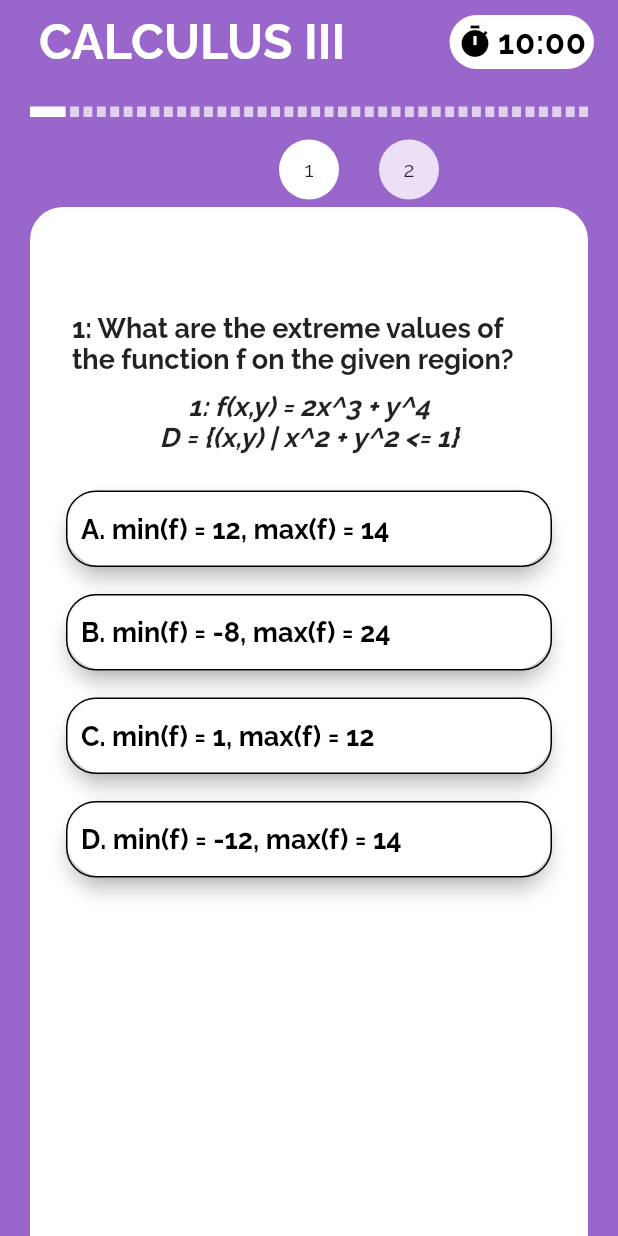
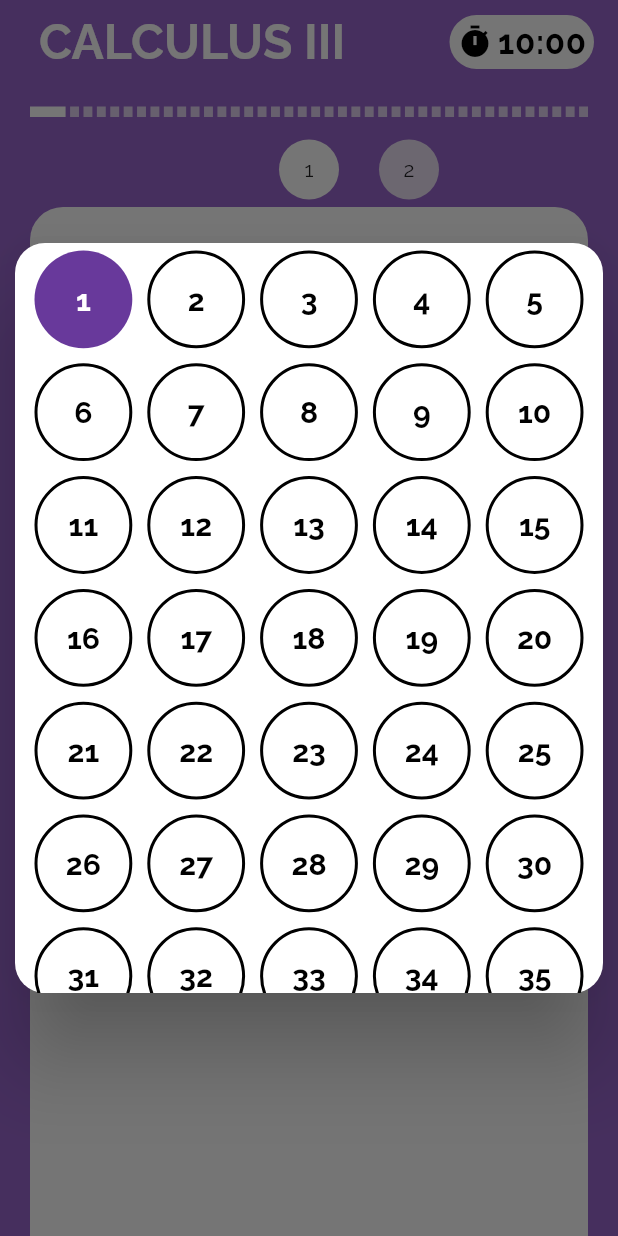
Before and after one commit to CS426FinalProject/eazylearn-frontend, a Flutter app: the TestScreen screen opened directly, after a tap on an icon or button, on a phone screen of 412 x 824 dp. Run offline on Flutter 3.47's test engine with Material 2 defaults, Android fonts, the phone set to English and light mode, and no system bars; our stand-ins replace email_validator.

Commit message:
bugs fixed & question picker revived

```diff
--- a/lib/main.dart
+++ b/lib/main.dart
@@ -15,7 +15,7 @@ class MyApp extends StatelessWidget {
     return MaterialApp(
       title: 'Flutter Demo',
       theme: ThemeData(primarySwatch: Colors.blue, fontFamily: 'Raleway'),
-      home: HomeScreen(),
+      home: TestScreen(),
     );
   }
 }
--- a/lib/screens/test_screen.dart
+++ b/lib/screens/test_screen.dart
@@ -15,10 +15,9 @@ class TestScreen extends StatefulWidget {
 }
 
 class _TestScreenState extends State<TestScreen> {
-  bool scrollByWheel;
+  bool locked = false;
   PageController pageController = PageController();
   PageController wheelController;
-  ValueNotifier<double> notifier = ValueNotifier(0);
   int currentQuestion;
   Test test;
   List<int> userChoices;
@@ -120,13 +119,23 @@ class _TestScreenState extends State<TestScreen> {
                   onControllerCreated: (controller) =>
                       wheelController = controller,
                   questionNumber: test.questions.length,
+                  userChoices: userChoices,
                   onScroll: (value) {
                     setState(() {
-                      if (scrollByWheel)
+                      if (!locked) {
+                        locked = true;
                         pageController.animateTo(value * (width),
                             duration: Duration(milliseconds: 300),
                             curve: Curves.ease);
-                      scrollByWheel = true;
+                        locked = false;
+                      }
+                    });
+                  },
+                  onQuestionChosenByPicker: (value) {
+                    setState(() {
+                      currentQuestion = value;
+                      pageController.jumpToPage(value);
+                      wheelController.jumpToPage(value);
                     });
                   },
                 ),
@@ -138,9 +147,12 @@ class _TestScreenState extends State<TestScreen> {
                 itemCount: test.questions.length,
                 controller: pageController,
                 onPageChanged: (index) => setState(() {
-                      currentQuestion = index;
-                      scrollByWheel = false;
-                      wheelController.jumpToPage(index);
+                      if (!locked) {
+                        currentQuestion = index;
+                        locked = true;
+                        wheelController.jumpToPage(index);
+                        locked = false;
+                      }
                     }),
                 itemBuilder: (context, index) => Container(
                       margin: EdgeInsets.only(left: 20, right: 20),
--- a/lib/utility/question_wheel.dart
+++ b/lib/utility/question_wheel.dart
@@ -5,10 +5,14 @@ class QuestionWheel extends StatefulWidget {
   final ValueChanged<double> onScroll;
   final ValueChanged<PageController> onControllerCreated;
   final int questionNumber;
+  final List<int> userChoices;
+  final ValueChanged<int> onQuestionChosenByPicker;
   QuestionWheel(
       {@required this.onScroll,
       @required this.onControllerCreated,
-      @required this.questionNumber});
+      @required this.questionNumber,
+      @required this.userChoices,
+      @required this.onQuestionChosenByPicker});
   @override
   _QuestionWheelState createState() => _QuestionWheelState();
 }
@@ -22,7 +26,6 @@ class _QuestionWheelState extends State<QuestionWheel> {
     _controller = PageController(
       viewportFraction: 1 / 3,
     )..addListener(() {
-        print("haiya");
         widget.onScroll(_controller.page);
       });
     widget.onControllerCreated(_controller);
@@ -43,19 +46,27 @@ class _QuestionWheelState extends State<QuestionWheel> {
           itemCount: widget.questionNumber,
           controller: _controller,
           itemBuilder: (context, index) => GestureDetector(
-                onTap: () {
-                  setState(() {
-                    _controller.animateToPage(index,
-                        duration: Duration(milliseconds: 100),
-                        curve: Curves.ease);
-                  });
+                onTap: () async {
+                  if (selected != index)
+                    setState(() {
+                      _controller.animateToPage(index,
+                          duration: Duration(milliseconds: 100),
+                          curve: Curves.ease);
+                    });
+                  else {
+                    int chosen = await showDialog(
+                            context: context,
+                            builder: (context) => _buildQuestionPicker()) ??
+                        selected;
+                    widget.onQuestionChosenByPicker(chosen);
+                  }
                 },
                 child: Container(
                   margin: EdgeInsets.all(5),
                   decoration: BoxDecoration(
                       shape: BoxShape.circle,
-                      color: Colors.white
-                          .withOpacity(1 - abs(index - selected) * 2 / 10)),
+                      color: Colors.white.withOpacity(
+                          positive(1 - abs(index - selected) * 2 / 10))),
                   child: Center(child: Text("${index + 1}")),
                 ),
               )),
@@ -65,4 +76,62 @@ class _QuestionWheelState extends State<QuestionWheel> {
   int abs(int a) {
     return a > 0 ? a : -a;
   }
+
+  double positive(double a) {
+    return a <= 0 ? 0 : a;
+  }
+
+  Widget _buildQuestionPicker() {
+    return Dialog(
+      shape: RoundedRectangleBorder(borderRadius: BorderRadius.circular(20)),
+      insetPadding: EdgeInsets.all(10),
+      child: Container(
+        padding: EdgeInsets.only(left: 8, right: 8),
+        height: 500,
+        width: double.infinity,
+        child: GridView.builder(
+            itemCount: widget.questionNumber,
+            gridDelegate: SliverGridDelegateWithFixedCrossAxisCount(
+              crossAxisCount: 5,
+            ),
+            itemBuilder: (context, index) {
+              return GestureDetector(
+                onTap: () {
+                  print("before setting state");
+                  Navigator.pop(context, index);
+                },
+                child: Center(
+                    child: Container(
+                  margin: EdgeInsets.all(5),
+                  height: 150,
+                  width: 150,
+                  decoration: BoxDecoration(
+                      shape: BoxShape.circle,
+                      border: !((selected == index) ||
+                              (widget.userChoices[index] != -1))
+                          ? Border.all(color: Colors.black, width: 2)
+                          : null,
+                      color: selected == index
+                          ? primaryColorDark
+                          : (widget.userChoices[index] != -1
+                              ? primaryColor
+                              : Colors.white)),
+                  child: Center(
+                    child: Text(
+                      "${index + 1}",
+                      style: TextStyle(
+                          fontSize: 20,
+                          fontWeight: FontWeight.bold,
+                          color: (selected == index) ||
+                                  (widget.userChoices[index] != -1)
+                              ? Colors.white
+                              : Colors.black),
+                    ),
+                  ),
+                )),
+              );
+            }),
+      ),
+    );
+  }
 }
```
